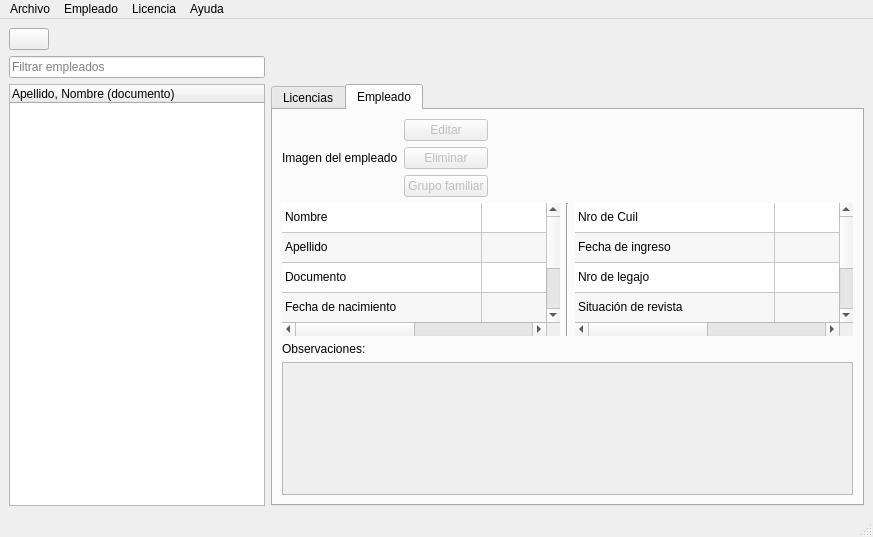
This is v/ui_principal.ui in yo-alan/personal as Qt 5 draws it before an edit. The edited form follows.
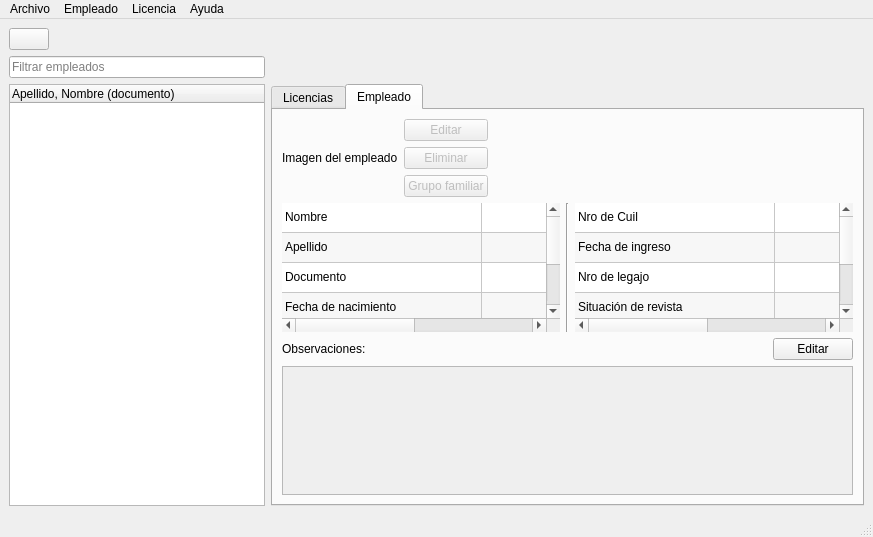
This is the edited form. The open tabs and pages were chosen to show the change. Icons and pictures are not drawn.

Commit message: Mejoro la manera en que se guardan las observaciones del empleado.

What changed in the file:
```diff
--- a/v/ui_principal.ui
+++ b/v/ui_principal.ui
@@ -650,11 +650,35 @@
            </layout>
           </item>
           <item>
+           <layout class="QHBoxLayout" name="horizontalLayout_8">
+            <item>
            <widget class="QLabel" name="lblObservaciones">
             <property name="text">
              <string>Observaciones:</string>
             </property>
            </widget>
+            </item>
+            <item>
+             <spacer name="horizontalSpacer_2">
+              <property name="orientation">
+               <enum>Qt::Horizontal</enum>
+              </property>
+              <property name="sizeHint" stdset="0">
+               <size>
+                <width>40</width>
+                <height>20</height>
+               </size>
+              </property>
+             </spacer>
+            </item>
+            <item>
+             <widget class="QPushButton" name="pbEditarObservaciones">
+              <property name="text">
+               <string>Editar</string>
+              </property>
+             </widget>
+            </item>
+           </layout>
           </item>
           <item>
            <widget class="QTextEdit" name="txtEObservaciones">
```
Lines whose indentation alone changed are shown as unchanged. The commit also changes 12 other files.
